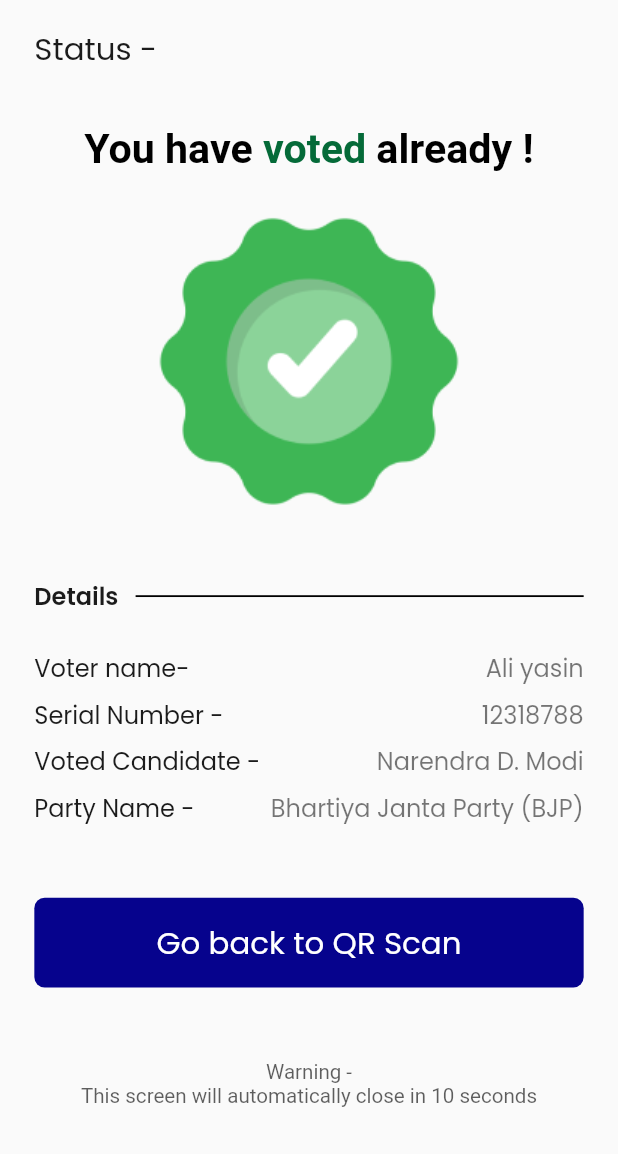
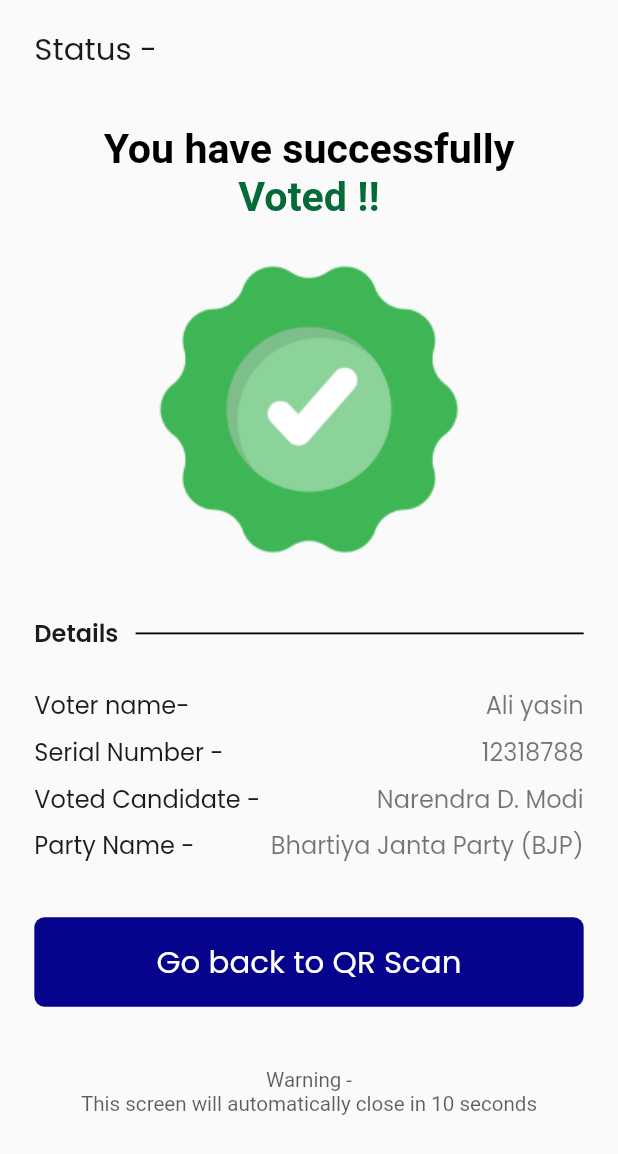
Before and after one commit to Nitin-Singh18/nirvada_officer, a Flutter app: the screen it shows after launch, on a phone screen of 412 x 824 dp. Shown: the top 1154 px of the screen. Run offline on Flutter 3.47's test engine with Material 2 defaults, Android fonts, the light colour scheme and no system bars; our stand-ins replace flutter_screenutil, get.

Commit message:
Status Screen

```diff
--- /dev/null
+++ b/lib/app/modules/status_screen/bindings/status_screen_binding.dart
@@ -0,0 +1,12 @@
+import 'package:get/get.dart';
+
+import '../controllers/status_screen_controller.dart';
+
+class StatusScreenBinding extends Bindings {
+  @override
+  void dependencies() {
+    Get.lazyPut<StatusScreenController>(
+      () => StatusScreenController(),
+    );
+  }
+}
--- /dev/null
+++ b/lib/app/modules/status_screen/controllers/status_screen_controller.dart
@@ -0,0 +1,23 @@
+import 'package:get/get.dart';
+
+class StatusScreenController extends GetxController {
+  //TODO: Implement StatusScreenController
+
+  final count = 0.obs;
+  @override
+  void onInit() {
+    super.onInit();
+  }
+
+  @override
+  void onReady() {
+    super.onReady();
+  }
+
+  @override
+  void onClose() {
+    super.onClose();
+  }
+
+  void increment() => count.value++;
+}
--- /dev/null
+++ b/lib/app/modules/status_screen/views/status_screen_view.dart
@@ -0,0 +1,113 @@
+import 'package:flutter/material.dart';
+import 'package:flutter_screenutil/flutter_screenutil.dart';
+
+import 'package:get/get.dart';
+
+import '../../../data/widgets/c_button.dart';
+import '../../../data/widgets/status_widget.dart';
+import '../../../data/widgets/xText.dart';
+import '../controllers/status_screen_controller.dart';
+
+class StatusScreenView extends GetView<StatusScreenController> {
+  const StatusScreenView({Key? key}) : super(key: key);
+  @override
+  Widget build(BuildContext context) {
+    return SafeArea(
+      child: Scaffold(
+          body: Padding(
+        padding: EdgeInsets.symmetric(horizontal: 20.0.w, vertical: 14.h),
+        child: Column(
+          children: [
+            Align(
+              alignment: Alignment.centerLeft,
+              child: XText(
+                text: "Status -",
+                size: 18.sp,
+              ),
+            ),
+            SizedBox(
+              height: 30.h,
+            ),
+            RichText(
+                textAlign: TextAlign.center,
+                text: TextSpan(
+                    style: TextStyle(
+                        color: Colors.black,
+                        fontSize: 24.sp,
+                        fontWeight: FontWeight.w600),
+                    children: [
+                      TextSpan(text: "You have successfully\n"),
+                      TextSpan(
+                          text: "Voted !!",
+                          style: TextStyle(color: Color(0xff046A38))),
+                    ])),
+            SizedBox(
+              height: 20.h,
+            ),
+            Image.asset("assets/images/check.png"),
+            SizedBox(
+              height: 30.h,
+            ),
+            Row(
+              children: [
+                XText(
+                  text: "Details",
+                  size: 14.sp,
+                  fontWeight: FontWeight.w600,
+                ),
+                SizedBox(
+                  width: 10.w,
+                ),
+                Expanded(
+                    child: Container(
+                  height: 1.h,
+                  color: Colors.black,
+                )),
+              ],
+            ),
+            SizedBox(
+              height: 20.h,
+            ),
+            DetailsWidget(title: "Voter name-", data: "Ali yasin"),
+            SizedBox(
+              height: 6.h,
+            ),
+            DetailsWidget(title: "Serial Number -", data: "12318788"),
+            SizedBox(
+              height: 6.h,
+            ),
+            DetailsWidget(title: "Voted Candidate -", data: "Narendra D. Modi"),
+            SizedBox(
+              height: 6.h,
+            ),
+            DetailsWidget(
+                title: "Party Name -", data: "Bhartiya Janta Party (BJP)"),
+            SizedBox(
+              height: 30.h,
+            ),
+            CButton(
+              title: "Go back to QR Scan",
+              onTap: () {},
+            ),
+            SizedBox(
+              height: 34.h,
+            ),
+            RichText(
+                textAlign: TextAlign.center,
+                text: TextSpan(
+                    style: TextStyle(
+                        color: Color(0xB31B1B1B),
+                        fontSize: 12.sp,
+                        fontWeight: FontWeight.w400),
+                    children: [
+                      TextSpan(text: "Warning -\n"),
+                      TextSpan(
+                          text:
+                              "This screen will automatically close in 10 seconds")
+                    ]))
+          ],
+        ),
+      )),
+    );
+  }
+}
--- a/lib/app/routes/app_pages.dart
+++ b/lib/app/routes/app_pages.dart
@@ -6,13 +6,15 @@
 import '../modules/home/views/home_view.dart';
 import '../modules/login_screen/bindings/login_screen_binding.dart';
 import '../modules/login_screen/views/login_screen_view.dart';
+import '../modules/status_screen/bindings/status_screen_binding.dart';
+import '../modules/status_screen/views/status_screen_view.dart';
 
 part 'app_routes.dart';
 
 class AppPages {
   AppPages._();
 
-  static const INITIAL = Routes.CONFIRM_STATUS_SCREEN;
+  static const INITIAL = Routes.STATUS_SCREEN;
 
   static final routes = [
     GetPage(
@@ -30,5 +32,10 @@
       page: () => const ConfirmStatusScreenView(),
       binding: ConfirmStatusScreenBinding(),
     ),
+    GetPage(
+      name: _Paths.STATUS_SCREEN,
+      page: () => const StatusScreenView(),
+      binding: StatusScreenBinding(),
+    ),
   ];
 }
--- a/lib/app/routes/app_routes.dart
+++ b/lib/app/routes/app_routes.dart
@@ -6,6 +6,7 @@
   static const HOME = _Paths.HOME;
   static const LOGIN_SCREEN = _Paths.LOGIN_SCREEN;
   static const CONFIRM_STATUS_SCREEN = _Paths.CONFIRM_STATUS_SCREEN;
+  static const STATUS_SCREEN = _Paths.STATUS_SCREEN;
 }
 
 abstract class _Paths {
@@ -13,4 +14,5 @@
   static const HOME = '/home';
   static const LOGIN_SCREEN = '/login-screen';
   static const CONFIRM_STATUS_SCREEN = '/confirm-status-screen';
+  static const STATUS_SCREEN = '/status-screen';
 }
```
